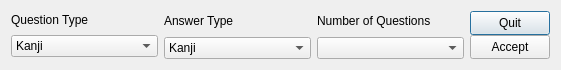
Before: the Qt Designer form randomWordDialog.ui in Neptune27/ImproveJRandom, drawn with Qt 5.
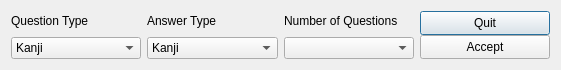
After: the same form once the commit is applied.

Diff of the .ui file:
```diff
--- a/randomWordDialog.ui
+++ b/randomWordDialog.ui
@@ -31,10 +31,10 @@
   <property name="windowTitle">
    <string>Settings</string>
   </property>
-  <layout class="QHBoxLayout" name="settingLayout" stretch="3,3,3,1">
+  <layout class="QHBoxLayout" name="horizontalLayout">
    <item>
     <widget class="QWidget" name="questionTypeWidget" native="true">
-     <layout class="QVBoxLayout" name="questionLayout" stretch="1,8">
+              <layout class="QVBoxLayout" name="questionLayout">
       <property name="leftMargin">
        <number>0</number>
       </property>
@@ -49,12 +49,6 @@
       </property>
       <item>
        <widget class="QLabel" name="questionLabel">
-        <property name="sizePolicy">
-         <sizepolicy hsizetype="Minimum" vsizetype="Fixed">
-          <horstretch>0</horstretch>
-          <verstretch>0</verstretch>
-         </sizepolicy>
-        </property>
         <property name="text">
          <string>Question Type</string>
         </property>
```
Lines whose indentation alone changed are shown as unchanged.
